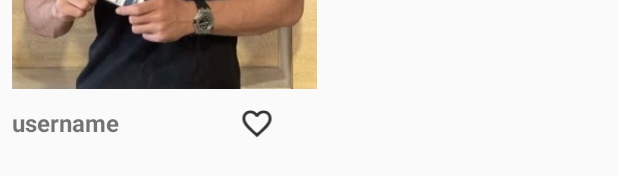
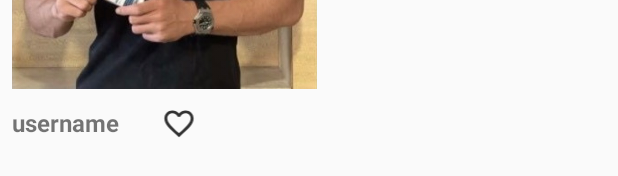
Before and after one commit to angela01190626/NUMAD23Sp_Team19, an Android app: the layout homepage_image_item.xml on its own in the app's theme, with its tools: preview values and no code run, on a phone screen of 412 x 824 dp. Shown: the part 343-519 px from the top of the screen. Run offline under Robolectric (Android 15) with nearby library versions, the phone set to English and light mode, and no system bars.

Commit message:
modify home page UI to fit small screen

```diff
--- a/CS5520GroupProject/app/src/main/res/layout/homepage_image_item.xml
+++ b/CS5520GroupProject/app/src/main/res/layout/homepage_image_item.xml
@@ -19,7 +19,7 @@
 
         <TextView
             android:id="@+id/userName_home"
-            android:layout_width="148dp"
+            android:layout_width="96dp"
             android:layout_height="match_parent"
             android:text="username"
             android:textSize="16sp"
```
